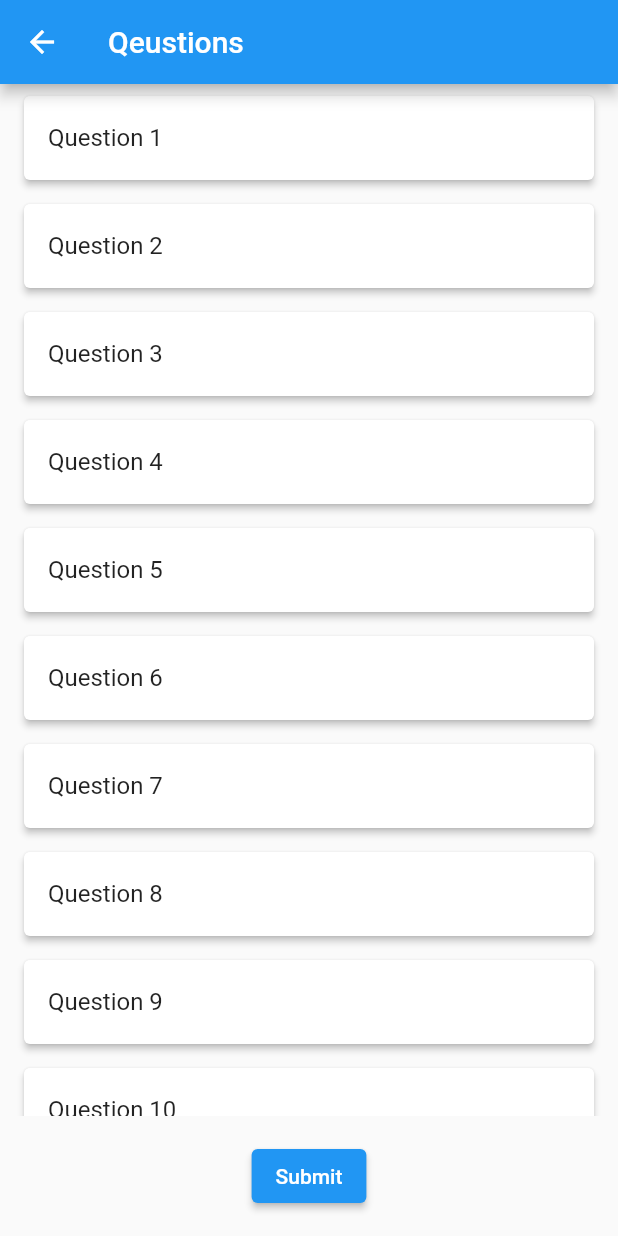
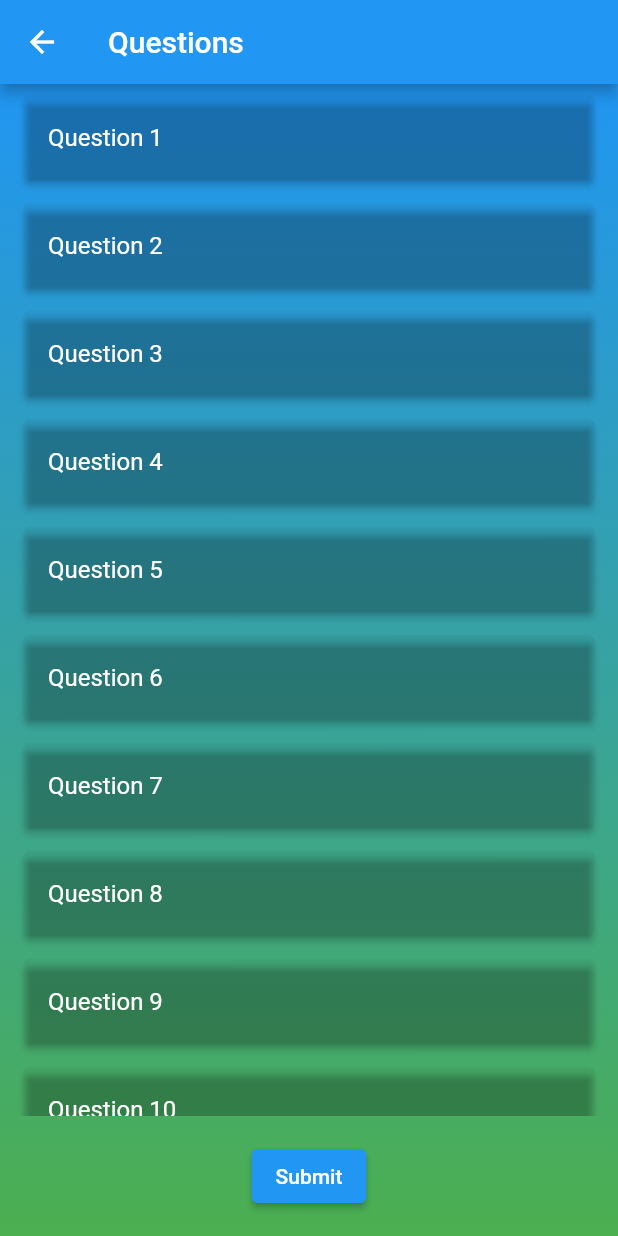
Before and after one commit to Wybwybb/Android-Project-3rd-Year, a Flutter app: the screen it shows after launch, after a tap on "Login", on a phone screen of 412 x 824 dp. Run offline on Flutter 3.47's test engine with Material 2 defaults, Android fonts, the phone set to English and light mode, and no system bars.

Commit message:
Updated main Page

```diff
--- a/lib/mainpage.dart
+++ b/lib/mainpage.dart
@@ -20,9 +20,17 @@ class _MainPageState extends State<MainPage> {
   Widget build(BuildContext context) {
     return Scaffold(
       appBar: AppBar(
-        title: const Text('Qeustions'),
+        title: const Text('Questions'),
       ),
-      body: Column(
+      body: Container(
+        decoration: BoxDecoration(
+          gradient: LinearGradient(
+            begin: Alignment.topCenter,
+            end: Alignment.bottomCenter,
+            colors: [Colors.blue, Colors.green], // Customize the gradient colors here
+          ),
+        ),
+        child: Column(
           children: [
             Expanded(
               child: ListView.builder(
@@ -33,13 +41,15 @@ class _MainPageState extends State<MainPage> {
 
                   return Card(
                     elevation: 2.0,
-                  margin: EdgeInsets.symmetric(horizontal: 16.0, vertical: 8.0),
+                    color: Colors.transparent, // Make the card transparent
+                    margin:
+                        EdgeInsets.symmetric(horizontal: 16.0, vertical: 8.0),
                     child: ListTile(
                       title: Text(
                         question,
                         style: TextStyle(
-                        fontWeight:
-                            isAnswered ? FontWeight.bold : FontWeight.normal,
+                          fontWeight: isAnswered ? FontWeight.bold : FontWeight.normal,
+                          color: Colors.white, // Set the text color
                         ),
                       ),
                       subtitle: isAnswered ? Text('Answered') : null,
@@ -52,8 +62,7 @@ class _MainPageState extends State<MainPage> {
                               question: question,
                               onAnswerSelected: (answer) {
                                 setState(() {
-                                selectedAnswers[index] =
-                                    answer; // Update selected answer
+                                  selectedAnswers[index] = answer; // Update selected answer
                                 });
                               },
                             ),
@@ -75,6 +84,7 @@ class _MainPageState extends State<MainPage> {
               ),
             ),
           ],
+        ),
       ),
     );
   }
```
Lines whose indentation alone changed are shown as unchanged.
